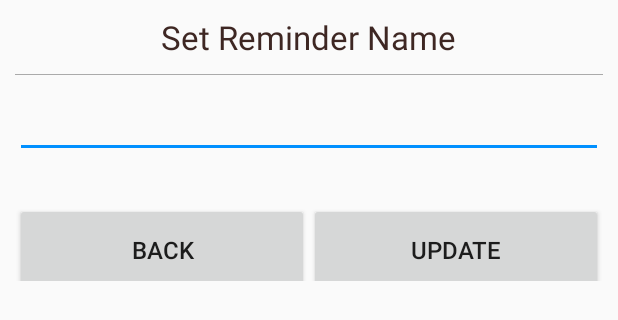
After one commit to sai626/ListApp, an Android app: the layout reminder_editor_name.xml on its own in the app's theme, with its tools: preview values and no code run, on a phone screen of 412 x 824 dp. The commit adds this screen. Shown: the top 320 px of the screen. Run offline under Robolectric (Android 15) with nearby library versions, the phone set to English and light mode, and no system bars.

Commit message:
EditReminder Screen Hierarchy  basic done

```diff
--- a/app/src/main/java/r201/vista/lake/listapp/Fragments/ReminderFragment.java
+++ b/app/src/main/java/r201/vista/lake/listapp/Fragments/ReminderFragment.java
@@ -39,7 +39,7 @@ public class ReminderFragment extends Fragment {
             View v = inflater.inflate(R.layout.fragment_reminder,container,false);
 
             reminderView = v.findViewById(R.id.reminders);
-            reminderAdapter = new ReminderAdapter(getContext(), reminderView, reminderList);
+            reminderAdapter = new ReminderAdapter(getContext(), getChildFragmentManager(), reminderList);
 
             reminderView.setAdapter(reminderAdapter);
             reminderView.setLayoutManager(new LinearLayoutManager(getContext()));
--- /dev/null
+++ b/app/src/main/res/layout/reminder_editor_name.xml
@@ -0,0 +1,54 @@
+<?xml version="1.0" encoding="utf-8"?>
+<LinearLayout xmlns:android="http://schemas.android.com/apk/res/android"
+    android:orientation="vertical"
+    android:layout_width="match_parent"
+    android:layout_height="wrap_content"
+    android:padding="10dp">
+
+    <TextView
+        android:layout_width="wrap_content"
+        android:layout_height="wrap_content"
+        android:layout_gravity="center"
+        android:text="Set Reminder Name"
+        android:textAppearance="@style/HeadingText"/>
+
+    <View
+        android:layout_width="match_parent"
+        android:layout_marginTop="10dp"
+        android:layout_height="0.5dp"
+        android:background="@android:color/darker_gray"/>
+
+    <EditText
+        android:layout_width="match_parent"
+        android:layout_height="wrap_content"
+        android:id="@+id/reminderName"
+        android:layout_marginTop="10dp"/>
+
+    <LinearLayout
+        android:layout_width="match_parent"
+        android:layout_height="wrap_content"
+        android:orientation="horizontal">
+        <Button
+            android:layout_width="0dp"
+            android:layout_height="wrap_content"
+            android:layout_gravity="center"
+            android:layout_weight="1"
+            android:text="Back"
+            android:id="@+id/previous"
+            android:layout_marginTop="20dp"
+            android:textSize="16sp"
+            android:padding="20dp"
+            android:textAllCaps="true"/>
+        <Button
+            android:layout_width="0dp"
+            android:layout_height="wrap_content"
+            android:layout_gravity="center"
+            android:layout_weight="1"
+            android:text="Update"
+            android:id="@+id/update"
+            android:layout_marginTop="20dp"
+            android:textSize="16sp"
+            android:padding="20dp"
+            android:textAllCaps="true"/>
+    </LinearLayout>
+</LinearLayout>
--- a/app/src/main/res/layout/reminder_layout.xml
+++ b/app/src/main/res/layout/reminder_layout.xml
@@ -4,8 +4,8 @@
     android:orientation="vertical"
     android:layout_width="match_parent"
     android:layout_height="wrap_content"
-    android:padding="20dp"
-    android:id="@+id/reminder">
+    android:id="@+id/reminder"
+    android:background="?attr/selectableItemBackground">
 
     <TextView
         android:layout_width="match_parent"
--- a/app/src/main/res/values/colors.xml
+++ b/app/src/main/res/values/colors.xml
@@ -2,7 +2,7 @@
 <resources>
     <color name="colorPrimary">#795548</color>
     <color name="colorPrimaryDark">#5D4037</color>
-    <color name="colorAccent">#FFFF00</color>
+    <color name="colorAccent">#0090ff</color>
 
     <color name="color50">#EFEBE9</color>
     <color name="color100">#D7CCC8</color>
```
Also changed, not shown: app/src/main/java/r201/vista/lake/listapp/Adaptors/ReminderAdapter.java (+63 -5 lines), app/src/main/java/r201/vista/lake/listapp/DialogFragments/ReminderNameEditDF.java (added, +32 -0 lines), app/src/main/java/r201/vista/lake/listapp/JavaObjects/Reminder.java (+12 -0 lines), app/src/main/res/layout/reminder_editor.xml (deleted, +0 -30 lines).
